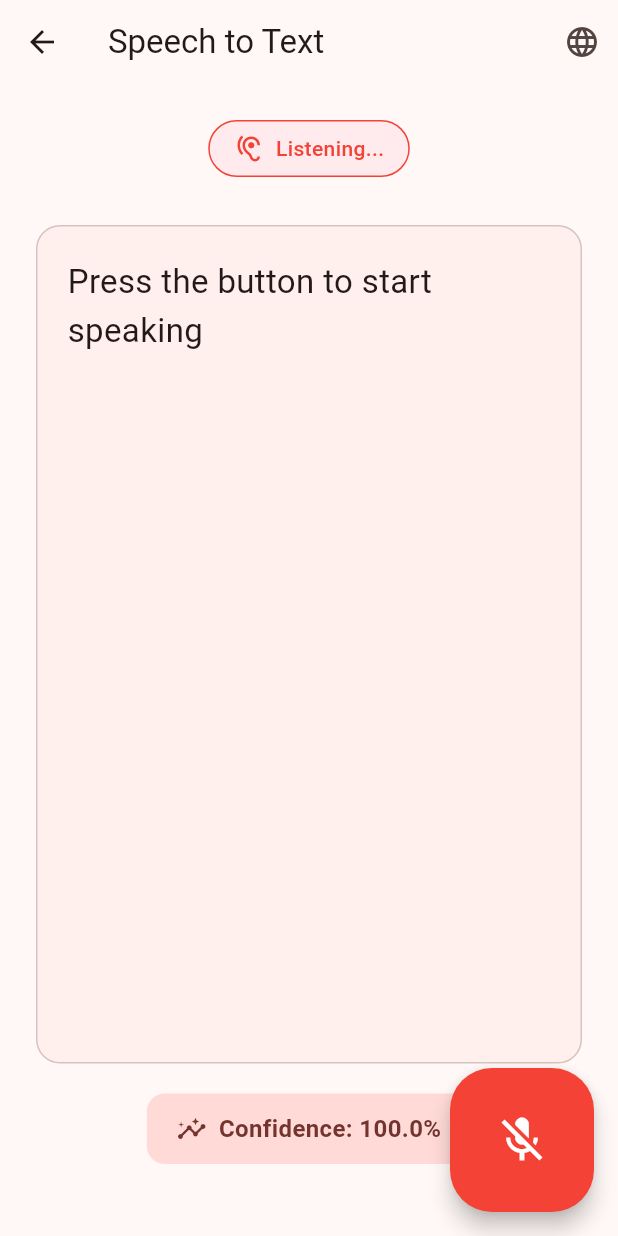
After one commit to Imcz-dotcom/kitahack, a Flutter app: the SpeechToTextPage screen opened by its route, after a tap on the "mic" icon, on a phone screen of 412 x 824 dp. The commit adds this screen. Run offline on Flutter 3.47's test engine with Material 3 defaults, Android fonts, the phone set to English and light mode, and no system bars; our stand-ins replace speech_to_text; missing offline and left inert: dart:html.

Commit message:
add speech-to-text of Flutter pakcage

```diff
--- a/flutter_app/lib/main.dart
+++ b/flutter_app/lib/main.dart
@@ -2,6 +2,7 @@ import 'package:flutter/material.dart';
 import 'pages/login_page.dart';
 import 'pages/sos_page.dart';
 import 'pages/sign_language_page.dart';
+import 'pages/speech_to_text_page.dart';
 
 void main() {
   runApp(const SignSOSApp());
@@ -29,6 +30,7 @@ class SignSOSApp extends StatelessWidget {
         '/login': (context) => const LoginPage(),
         '/sos': (context) => const SOSPage(),
         '/sign-language': (context) => const SignLanguagePage(),
+        '/speech-to-text': (context) => const SpeechToTextPage(),
       },
     );
   }
--- /dev/null
+++ b/flutter_app/lib/pages/speech_to_text_page.dart
@@ -0,0 +1,237 @@
+import 'package:flutter/material.dart';
+import 'package:speech_to_text/speech_to_text.dart' as stt;
+
+class SpeechToTextPage extends StatefulWidget {
+  const SpeechToTextPage({super.key});
+
+  @override
+  State<SpeechToTextPage> createState() => _SpeechToTextPageState();
+}
+
+class _SpeechToTextPageState extends State<SpeechToTextPage> {
+  // Step 4: Initialize the SpeechToText object and state variables
+  final stt.SpeechToText _speech = stt.SpeechToText();
+  bool _isListening = false;
+  bool _speechAvailable = false;
+  String _text = 'Press the button to start speaking';
+  double _confidence = 1.0;
+
+  // Step 5: Initialize speech recognition in initState
+  @override
+  void initState() {
+    super.initState();
+    _initSpeech();
+  }
+
+  /// Check if the device supports speech recognition.
+  /// Must be called before listen() — otherwise it will fail.
+  void _initSpeech() async {
+    try {
+      bool available = await _speech.initialize(
+        onStatus: (val) => debugPrint('Status: $val'),
+        onError: (val) {
+          try {
+            debugPrint('Error: ${val.errorMsg}');
+          } catch (e) {
+            debugPrint('Speech error (raw): $val — $e');
+          }
+        },
+      );
+      setState(() {
+        _speechAvailable = available;
+      });
+      if (available) {
+        debugPrint('Speech recognition is available!');
+      } else {
+        debugPrint('Speech recognition not available.');
+      }
+    } catch (e) {
+      debugPrint('Speech init failed: $e');
+      setState(() {
+        _speechAvailable = false;
+      });
+    }
+  }
+
+  // Step 6: Start listening — updates _text live as the user speaks
+  void _startListening() async {
+    if (!_speechAvailable) {
+      ScaffoldMessenger.of(context).showSnackBar(
+        const SnackBar(content: Text('Speech recognition not available')),
+      );
+      return;
+    }
+
+    setState(() {
+      _isListening = true;
+    });
+
+    await _speech.listen(
+      onResult: (val) => setState(() {
+        _text = val.recognizedWords;
+        if (val.hasConfidenceRating && val.confidence > 0) {
+          _confidence = val.confidence;
+        }
+      }),
+      listenFor: const Duration(seconds: 30),
+      pauseFor: const Duration(seconds: 3),
+      partialResults: true,
+      localeId: 'en_US',
+      onSoundLevelChange: (level) => debugPrint('Sound level: $level'),
+      cancelOnError: true,
+    );
+  }
+
+  // Step 7: Stop listening — releases the microphone
+  void _stopListening() async {
+    await _speech.stop();
+    setState(() {
+      _isListening = false;
+    });
+  }
+
+  // Step 9 (Optional): List available locales for multi-language support
+  void _listLocales() async {
+    var locales = await _speech.locales();
+    if (!mounted) return;
+
+    showDialog(
+      context: context,
+      builder: (context) => AlertDialog(
+        title: const Text('Available Languages'),
+        content: SizedBox(
+          width: double.maxFinite,
+          height: 300,
+          child: ListView.builder(
+            itemCount: locales.length,
+            itemBuilder: (context, index) {
+              final locale = locales[index];
+              return ListTile(
+                title: Text(locale.name),
+                subtitle: Text(locale.localeId),
+              );
+            },
+          ),
+        ),
+        actions: [
+          TextButton(
+            onPressed: () => Navigator.of(context).pop(),
+            child: const Text('Close'),
+          ),
+        ],
+      ),
+    );
+  }
+
+  // Step 8: Build the UI
+  @override
+  Widget build(BuildContext context) {
+    final theme = Theme.of(context);
+
+    return Scaffold(
+      appBar: AppBar(
+        title: const Text('Speech to Text'),
+        actions: [
+          IconButton(
+            icon: const Icon(Icons.language),
+            tooltip: 'Available Languages',
+            onPressed: _listLocales,
+          ),
+        ],
+      ),
+      body: Padding(
+        padding: const EdgeInsets.all(24.0),
+        child: Column(
+          children: [
+            // Status indicator
+            AnimatedContainer(
+              duration: const Duration(milliseconds: 300),
+              padding: const EdgeInsets.symmetric(horizontal: 16, vertical: 8),
+              decoration: BoxDecoration(
+                color: _isListening ? Colors.red.shade50 : Colors.grey.shade100,
+                borderRadius: BorderRadius.circular(20),
+                border: Border.all(
+                  color: _isListening ? Colors.red : Colors.grey.shade300,
+                ),
+              ),
+              child: Row(
+                mainAxisSize: MainAxisSize.min,
+                children: [
+                  Icon(
+                    _isListening ? Icons.hearing : Icons.hearing_disabled,
+                    color: _isListening ? Colors.red : Colors.grey,
+                    size: 20,
+                  ),
+                  const SizedBox(width: 8),
+                  Text(
+                    _isListening ? 'Listening...' : 'Not listening',
+                    style: TextStyle(
+                      color: _isListening ? Colors.red : Colors.grey,
+                      fontWeight: FontWeight.w500,
+                    ),
+                  ),
+                ],
+              ),
+            ),
+            const SizedBox(height: 32),
+
+            // Recognized text display
+            Expanded(
+              child: Container(
+                width: double.infinity,
+                padding: const EdgeInsets.all(20),
+                decoration: BoxDecoration(
+                  color: theme.colorScheme.surfaceContainerLow,
+                  borderRadius: BorderRadius.circular(16),
+                  border: Border.all(color: theme.colorScheme.outlineVariant),
+                ),
+                child: SingleChildScrollView(
+                  child: Text(
+                    _text,
+                    style: const TextStyle(fontSize: 22.0, height: 1.5),
+                  ),
+                ),
+              ),
+            ),
+            const SizedBox(height: 20),
+
+            // Confidence display
+            Container(
+              padding: const EdgeInsets.symmetric(horizontal: 20, vertical: 12),
+              decoration: BoxDecoration(
+                color: theme.colorScheme.primaryContainer,
+                borderRadius: BorderRadius.circular(12),
+              ),
+              child: Row(
+                mainAxisSize: MainAxisSize.min,
+                children: [
+                  Icon(
+                    Icons.insights,
+                    color: theme.colorScheme.onPrimaryContainer,
+                    size: 20,
+                  ),
+                  const SizedBox(width: 8),
+                  Text(
+                    'Confidence: ${(_confidence * 100.0).toStringAsFixed(1)}%',
+                    style: TextStyle(
+                      fontSize: 16,
+                      fontWeight: FontWeight.w600,
+                      color: theme.colorScheme.onPrimaryContainer,
+                    ),
+                  ),
+                ],
+              ),
+            ),
+            const SizedBox(height: 24),
+          ],
+        ),
+      ),
+      floatingActionButton: FloatingActionButton.large(
+        onPressed: _isListening ? _stopListening : _startListening,
+        backgroundColor: _isListening ? Colors.red : theme.colorScheme.primary,
+        foregroundColor: Colors.white,
+        child: Icon(_isListening ? Icons.mic_off : Icons.mic),
+      ),
+    );
+  }
+}
--- a/flutter_app/pubspec.yaml
+++ b/flutter_app/pubspec.yaml
@@ -35,6 +35,7 @@ dependencies:
   # Use with the CupertinoIcons class for iOS style icons.
   cupertino_icons: ^1.0.8
   http: ^1.6.0
+  speech_to_text: ^6.0.1
 
 dev_dependencies:
   flutter_test:
```
Also changed, not shown: flutter_app/pubspec.lock, 5 other files.
